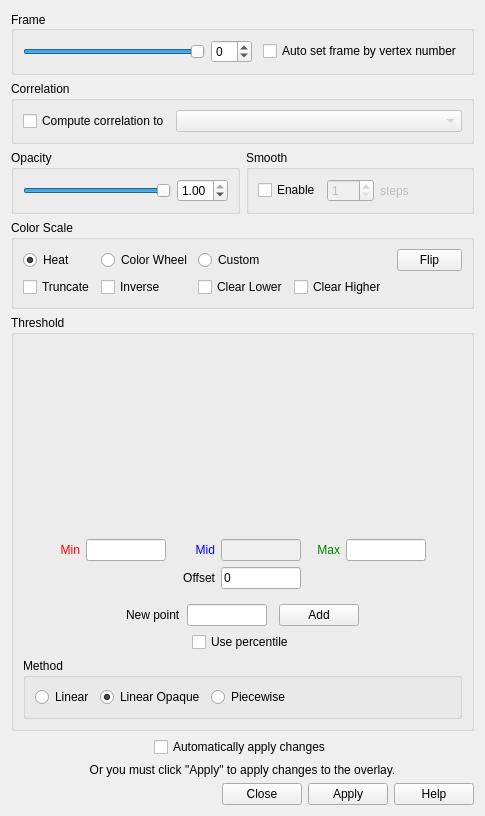
Old version of the form freeview/WindowConfigureOverlay.ui in the repository freesurfer/freesurfer.
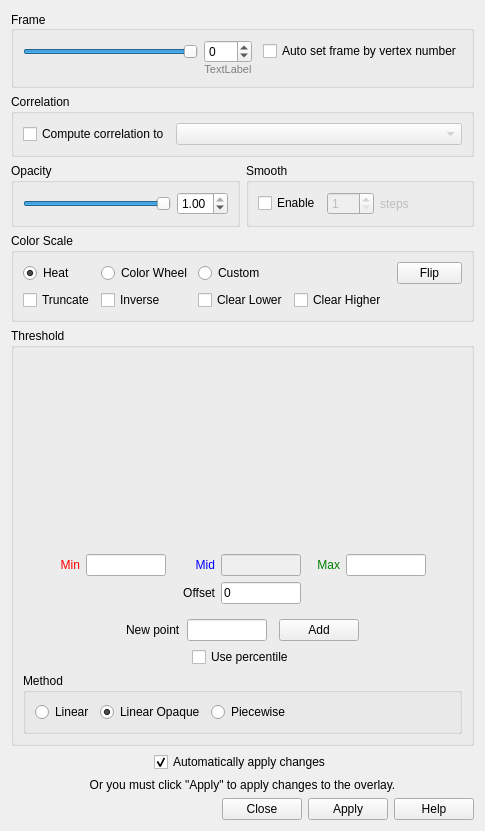
New version of the form. Custom widgets are drawn as their Qt base class.

Commit message: fixed a few command-line option issues. added option to show annotation outline from command-line. display total number of frames in Configure overlay window.

Patch:
```diff
--- a/freeview/WindowConfigureOverlay.ui
+++ b/freeview/WindowConfigureOverlay.ui
@@ -7,7 +7,7 @@
     <x>0</x>
     <y>0</y>
     <width>485</width>
-    <height>800</height>
+    <height>831</height>
    </rect>
   </property>
   <property name="windowTitle">
@@ -118,6 +118,9 @@
         <set>Qt::AlignLeading|Qt::AlignLeft|Qt::AlignVCenter</set>
        </property>
        <layout class="QGridLayout" name="gridLayout_3">
+        <property name="verticalSpacing">
+         <number>0</number>
+        </property>
         <item row="0" column="0">
          <widget class="QSlider" name="sliderFrame">
           <property name="maximum">
@@ -138,14 +141,14 @@
           </property>
          </widget>
         </item>
-        <item row="0" column="3">
+        <item row="0" column="4">
          <widget class="QCheckBox" name="checkBoxAutoFrame">
           <property name="text">
            <string>Auto set frame by vertex number</string>
           </property>
          </widget>
         </item>
-        <item row="0" column="2">
+        <item row="0" column="3">
          <spacer name="horizontalSpacer_12">
           <property name="orientation">
            <enum>Qt::Horizontal</enum>
@@ -161,6 +164,23 @@
           </property>
          </spacer>
         </item>
+        <item row="1" column="1">
+         <widget class="QLabel" name="labelFrameRange">
+          <property name="styleSheet">
+           <string notr="true">font-size: 8pt;
+color: gray;</string>
+          </property>
+          <property name="text">
+           <string>TextLabel</string>
+          </property>
+          <property name="scaledContents">
+           <bool>true</bool>
+          </property>
+          <property name="alignment">
+           <set>Qt::AlignHCenter|Qt::AlignTop</set>
+          </property>
+         </widget>
+        </item>
        </layout>
       </widget>
      </item>
@@ -689,6 +709,9 @@
        <property name="text">
         <string>Automatically apply changes</string>
        </property>
+       <property name="checked">
+        <bool>true</bool>
+       </property>
       </widget>
      </item>
      <item>
```
The commit also changes 6 other files.
